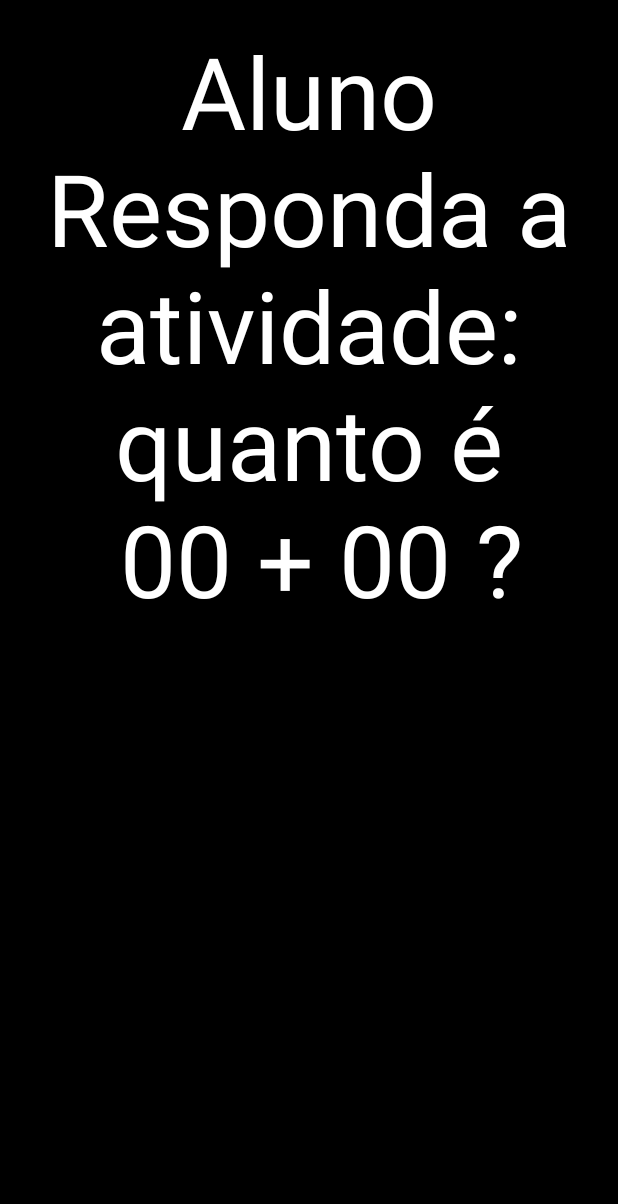
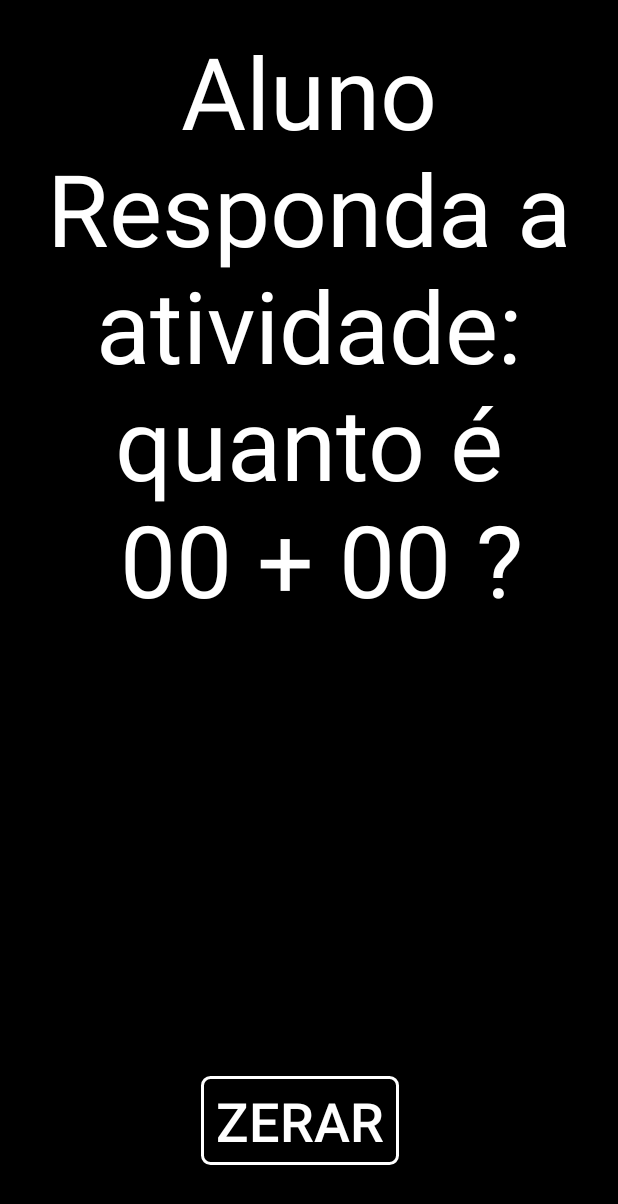
Before and after one commit to faelborba/MovMat, an Android app: the TelaDesafio screen opened directly, with no data from a screen before it, on a phone screen of 412 x 824 dp. Shown: the top 1204 px of the screen. Run offline under Robolectric (Android 15) with nearby library versions, the phone set to English and light mode, and no system bars.

Commit message:
adicionado botão zerar

```diff
--- a/app/src/main/java/com/example/movmat/Ajuda.java
+++ b/app/src/main/java/com/example/movmat/Ajuda.java
@@ -42,7 +42,7 @@ public class Ajuda extends AppCompatActivity {
             descricao1 = "Legal " + aluno.getNomeAluno() + ", agora você pode escolher a atividade que deseja praticar. " +
                     "São 3 atividades, a primeira é calcular composta pelas quatro operações de matemática básica, somar, subtrair, multiplicar e dividir. " +
                     "A segunda é uma atividade para você treinar a forma de contar.\n" +
-                    "Por último uma atividade aleatória que sorteia uma das anteriores e você receberá um desafio surpresa." +
+                    "Por último uma atividade desafio que sorteia uma das anteriores e você receberá um desafio surpresa." +
                     "Para responder as atividades você deve efetuar um semi-giro para um dos lados contando unidade ou um semi-giro para cima contando dezenas.\n" +
                     "Vamos lá?\n" +
                     "Para iniciar volte e escolha uma das atividades.\n";
--- a/app/src/main/res/layout/activity_tela_desafio.xml
+++ b/app/src/main/res/layout/activity_tela_desafio.xml
@@ -40,9 +40,33 @@
         android:text="0"
         android:textColor="#FFFFFF"
         android:textSize="155px"
-        app:layout_constraintBottom_toBottomOf="parent"
+        app:layout_constraintBottom_toTopOf="@+id/botaoZerar"
         app:layout_constraintEnd_toEndOf="parent"
         app:layout_constraintStart_toStartOf="parent"
         app:layout_constraintTop_toBottomOf="@+id/conta" />
 
+    <Button
+        android:id="@+id/botaoZerar"
+        android:layout_width="wrap_content"
+        android:layout_height="wrap_content"
+        android:layout_marginStart="155dp"
+        android:layout_marginLeft="155dp"
+        android:layout_marginTop="8dp"
+        android:layout_marginEnd="168dp"
+        android:layout_marginRight="168dp"
+        android:layout_marginBottom="47dp"
+        android:background="@drawable/selector_button"
+        android:onClick="botaoZerar"
+        android:paddingLeft="10dp"
+        android:paddingTop="5dp"
+        android:paddingRight="10dp"
+        android:paddingBottom="5dp"
+        android:text="Zerar"
+        android:textColor="#FFFFFF"
+        android:textSize="36sp"
+        app:layout_constraintBottom_toBottomOf="parent"
+        app:layout_constraintEnd_toEndOf="parent"
+        app:layout_constraintStart_toStartOf="parent"
+        app:layout_constraintTop_toBottomOf="@+id/resultado" />
+
 </androidx.constraintlayout.widget.ConstraintLayout>
```
Also changed, not shown: app/src/main/java/com/example/movmat/TelaDesafio.java (+26 -5 lines), 1 other file.
